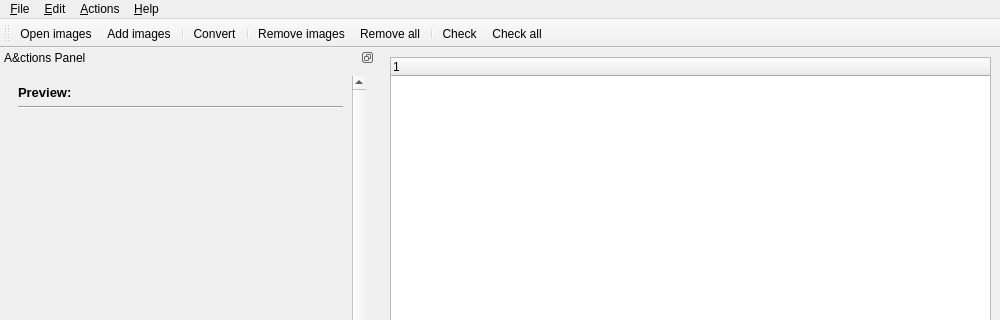
The window that ui/mainwindow.ui (Faster3ck/Converseen) describes before a commit, drawn with Qt 5; both pictures show x 0 to 1000 and y 0 to 320 of the 1000 by 720 pixel window.
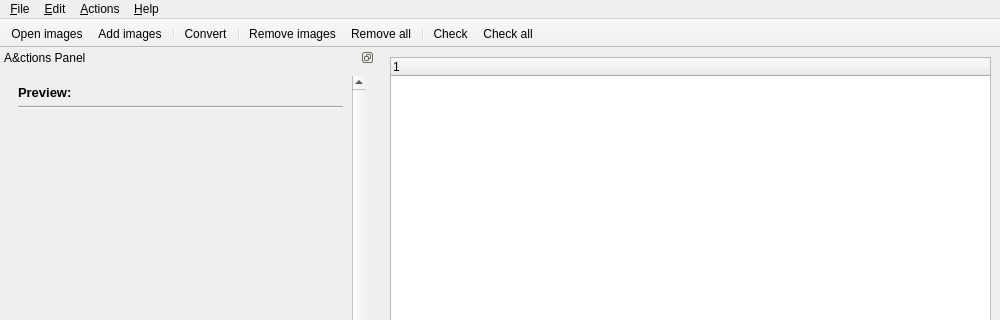
The same window after the commit. Icons and pictures are not drawn. Custom widgets are drawn as their Qt base class.

What changed in the file:
```diff
--- a/ui/mainwindow.ui
+++ b/ui/mainwindow.ui
@@ -1115,6 +1115,9 @@
    <property name="windowTitle">
     <string>toolBar</string>
    </property>
+   <property name="movable">
+    <bool>false</bool>
+   </property>
    <property name="toolButtonStyle">
     <enum>Qt::ToolButtonTextBesideIcon</enum>
    </property>
```
Left out of the diff: 10 changed lines with no effect on the pictures.
